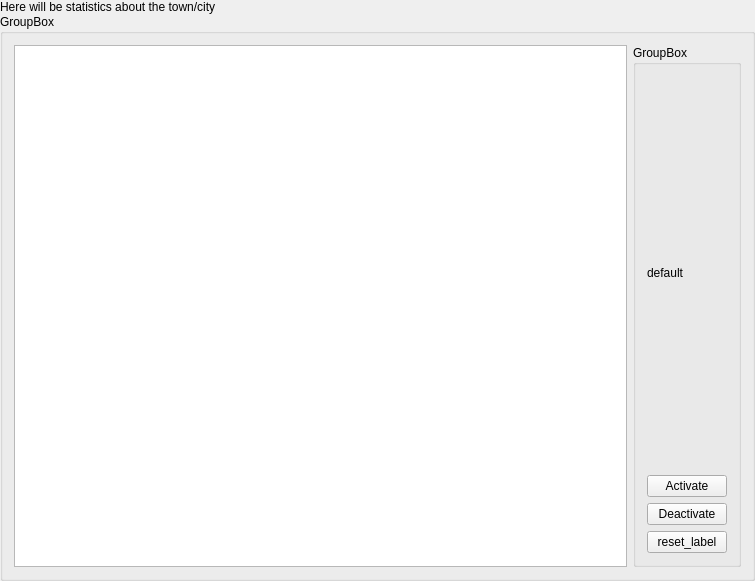
This is src/mainwindow.ui in kokhnovich/PaperTown as Qt 5 draws it before an edit. The edited form follows.
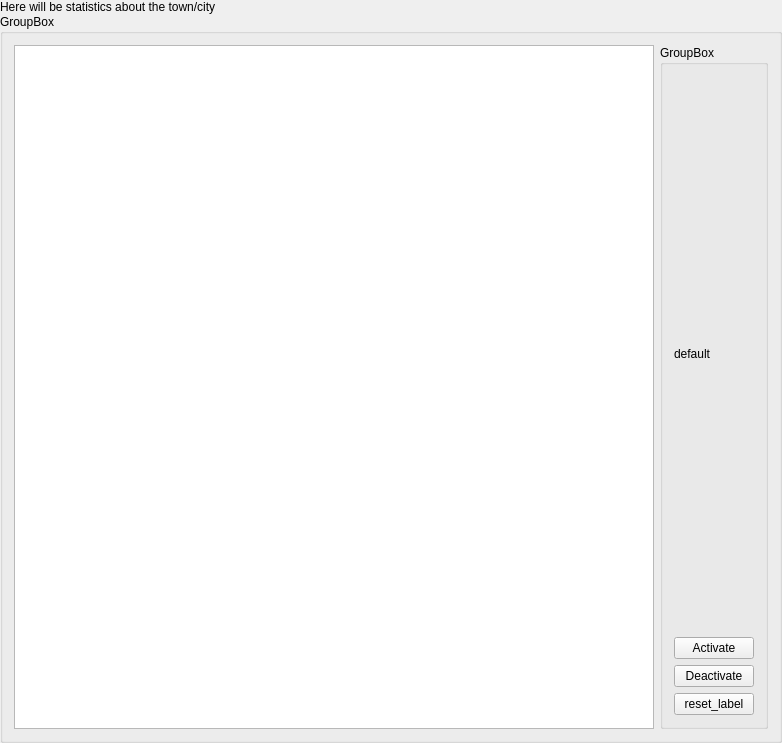
This is the edited form.

The edit to the form file:
```diff
--- a/src/mainwindow.ui
+++ b/src/mainwindow.ui
@@ -6,8 +6,8 @@
    <rect>
     <x>0</x>
     <y>0</y>
-    <width>755</width>
-    <height>581</height>
+    <width>782</width>
+    <height>743</height>
    </rect>
   </property>
   <property name="windowTitle">
@@ -48,7 +48,7 @@
          <property name="maximumSize">
           <size>
            <width>16777215</width>
-           <height>632</height>
+           <height>16777215</height>
           </size>
          </property>
         </widget>
```
Left out of the diff: 4 changed lines with no effect on the pictures.
